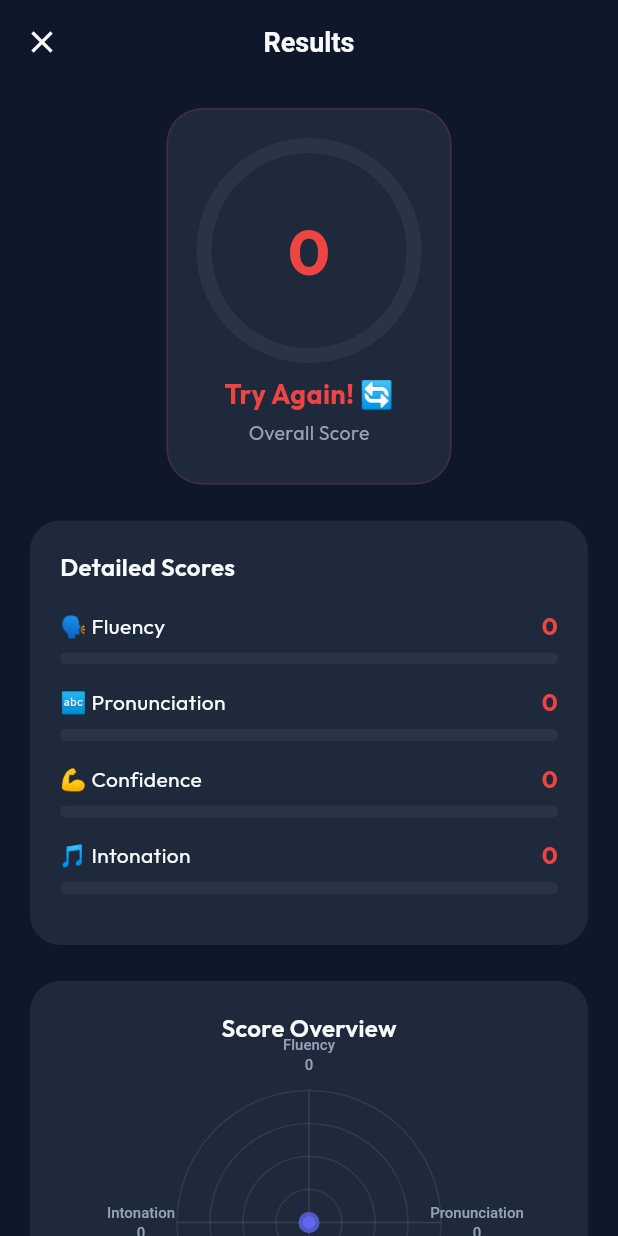
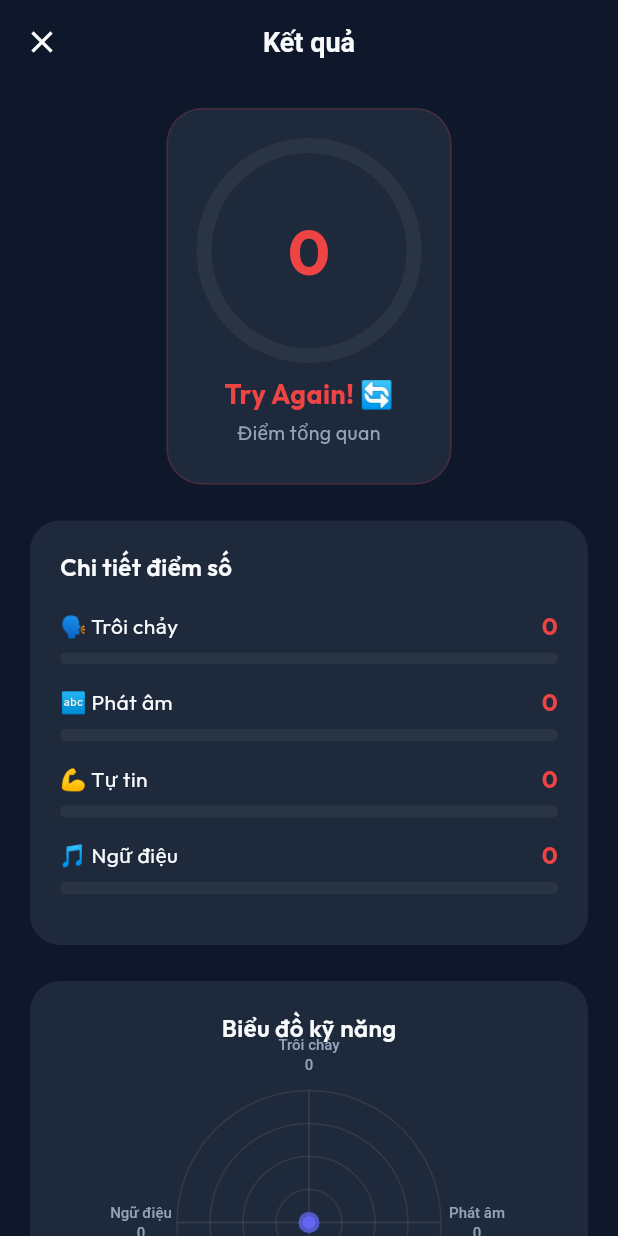
Before and after one commit to hungviettd-75/hoc-tieng-anh, a Flutter app: the PronunciationResultPage screen opened directly with empty values, on a phone screen of 412 x 824 dp. Run offline on Flutter 3.47's test engine with Material 3 defaults, Android fonts, the phone set to English and light mode, and no system bars; our stand-ins replace animate_do, audioplayers, confetti, fl_chart, flutter_riverpod, go_router and 4 more; missing offline and left inert: dart:html, dart:js, dart:js_util, record; accounts and stored records are empty.

Commit message:
Translate skill metrics and charts to Vietnamese

```diff
--- a/frontend/lib/features/learn/presentation/widgets/skill_map_chart.dart
+++ b/frontend/lib/features/learn/presentation/widgets/skill_map_chart.dart
@@ -42,19 +42,19 @@ class SkillMapChart extends StatelessWidget {
             String text;
             switch (index) {
               case 0:
-                text = 'Vocabulary';
+                text = 'Từ vựng';
                 break;
               case 1:
-                text = 'Grammar';
+                text = 'Ngữ pháp';
                 break;
               case 2:
-                text = 'Pronun.';
+                text = 'Phát âm';
                 break;
               case 3:
-                text = 'Listening';
+                text = 'Nghe hiểu';
                 break;
               case 4:
-                text = 'Fluency';
+                text = 'Lưu loát';
                 break;
               default:
                 text = '';
--- a/frontend/lib/features/speaking/presentation/pages/pronunciation_result_page.dart
+++ b/frontend/lib/features/speaking/presentation/pages/pronunciation_result_page.dart
@@ -27,7 +27,7 @@ class PronunciationResultPage extends ConsumerWidget {
             context.go('/speaking');
           },
         ),
-        title: const Text('Results',
+        title: const Text('Kết quả',
             style: TextStyle(color: AppColors.textPrimary, fontSize: 18, fontWeight: FontWeight.w600)),
         centerTitle: true,
       ),
@@ -76,17 +76,17 @@ class PronunciationResultPage extends ConsumerWidget {
         Text(_getScoreLabel(score),
             style: TextStyle(color: color, fontSize: 18, fontWeight: FontWeight.bold)),
         const SizedBox(height: 4),
-        Text('Overall Score', style: TextStyle(color: AppColors.textSecondary, fontSize: 13)),
+        Text('Điểm tổng quan', style: TextStyle(color: AppColors.textSecondary, fontSize: 13)),
       ]),
     );
   }
 
   Widget _buildMetricBars() {
     final metrics = [
-      ('🗣️ Fluency', result.fluencyScore),
-      ('🔤 Pronunciation', result.pronunciationScore),
-      ('💪 Confidence', result.confidenceScore),
-      ('🎵 Intonation', result.intonationScore),
+      ('🗣️ Trôi chảy', result.fluencyScore),
+      ('🔤 Phát âm', result.pronunciationScore),
+      ('💪 Tự tin', result.confidenceScore),
+      ('🎵 Ngữ điệu', result.intonationScore),
     ];
     return Container(
       padding: const EdgeInsets.all(20),
@@ -97,7 +97,7 @@ class PronunciationResultPage extends ConsumerWidget {
       child: Column(
         crossAxisAlignment: CrossAxisAlignment.start,
         children: [
-          const Text('Detailed Scores',
+          const Text('Chi tiết điểm số',
               style: TextStyle(color: AppColors.textPrimary, fontSize: 16, fontWeight: FontWeight.w600)),
           const SizedBox(height: 16),
           ...metrics.map((m) => _buildMetricBar(m.$1, m.$2)),
@@ -146,7 +146,7 @@ class PronunciationResultPage extends ConsumerWidget {
         borderRadius: BorderRadius.circular(20),
       ),
       child: Column(children: [
-        const Text('Score Overview',
+        const Text('Biểu đồ kỹ năng',
             style: TextStyle(color: AppColors.textPrimary, fontSize: 16, fontWeight: FontWeight.w600)),
         const SizedBox(height: 8),
         Center(
@@ -174,13 +174,13 @@ class PronunciationResultPage extends ConsumerWidget {
       child: Column(
         crossAxisAlignment: CrossAxisAlignment.start,
         children: [
-          const Text('Word Analysis',
+          const Text('Phân tích từ vựng',
               style: TextStyle(color: AppColors.textPrimary, fontSize: 16, fontWeight: FontWeight.w600)),
           const SizedBox(height: 6),
-          Text('Target: "${result.targetText}"',
+          Text('Câu mẫu: "${result.targetText}"',
               style: TextStyle(color: AppColors.textSecondary, fontSize: 12)),
           if (result.transcribedText.isNotEmpty)
-            Text('You said: "${result.transcribedText}"',
+            Text('Bạn đã nói: "${result.transcribedText}"',
                 style: TextStyle(color: AppColors.textSecondary, fontSize: 12)),
           const SizedBox(height: 14),
           WordHighlightWidget(wordScores: result.wordScores),
@@ -208,7 +208,7 @@ class PronunciationResultPage extends ConsumerWidget {
           const Row(children: [
             Icon(Icons.lightbulb_rounded, color: Color(0xFFF59E0B), size: 20),
             SizedBox(width: 8),
-            Text('AI Coach Feedback',
+            Text('Nhận xét từ AI Coach',
                 style: TextStyle(color: AppColors.textPrimary, fontSize: 15, fontWeight: FontWeight.w600)),
           ]),
           const SizedBox(height: 10),
@@ -237,7 +237,7 @@ class PronunciationResultPage extends ConsumerWidget {
               border: Border.all(color: Colors.white10),
             ),
             child: const Center(
-              child: Text('Try Again',
+              child: Text('Luyện lại',
                   style: TextStyle(color: AppColors.textPrimary, fontWeight: FontWeight.w600, fontSize: 15)),
             ),
           ),
@@ -257,7 +257,7 @@ class PronunciationResultPage extends ConsumerWidget {
               borderRadius: BorderRadius.circular(16),
             ),
             child: const Center(
-              child: Text('Next Sentence',
+              child: Text('Câu tiếp theo',
                   style: TextStyle(color: Colors.white, fontWeight: FontWeight.w600, fontSize: 15)),
             ),
           ),
--- a/frontend/lib/features/speaking/presentation/widgets/score_radar_chart.dart
+++ b/frontend/lib/features/speaking/presentation/widgets/score_radar_chart.dart
@@ -62,7 +62,7 @@ class _ScoreRadarChartState extends State<ScoreRadarChart>
                 widget.confidence * _animation.value,
                 widget.intonation * _animation.value,
               ],
-              labels: ['Fluency', 'Pronunciation', 'Confidence', 'Intonation'],
+              labels: ['Trôi chảy', 'Phát âm', 'Tự tin', 'Ngữ điệu'],
             ),
           ),
         );
```
